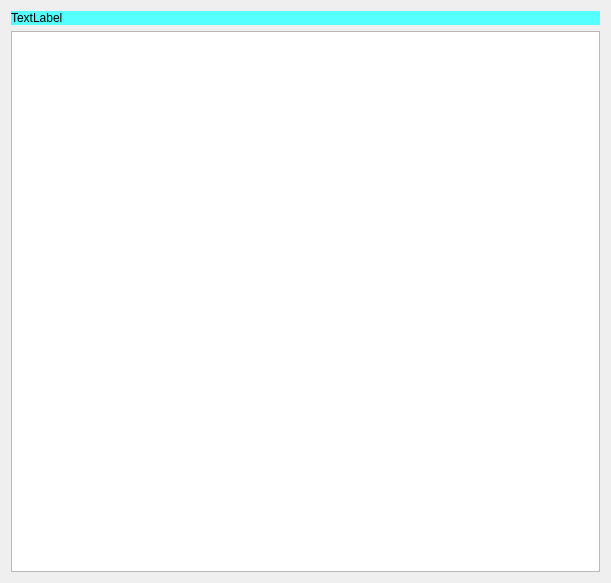
First picture: the form in Learn/Font/Widget.ui, repository huangjxbq/VisualStudio2017, before the edit.
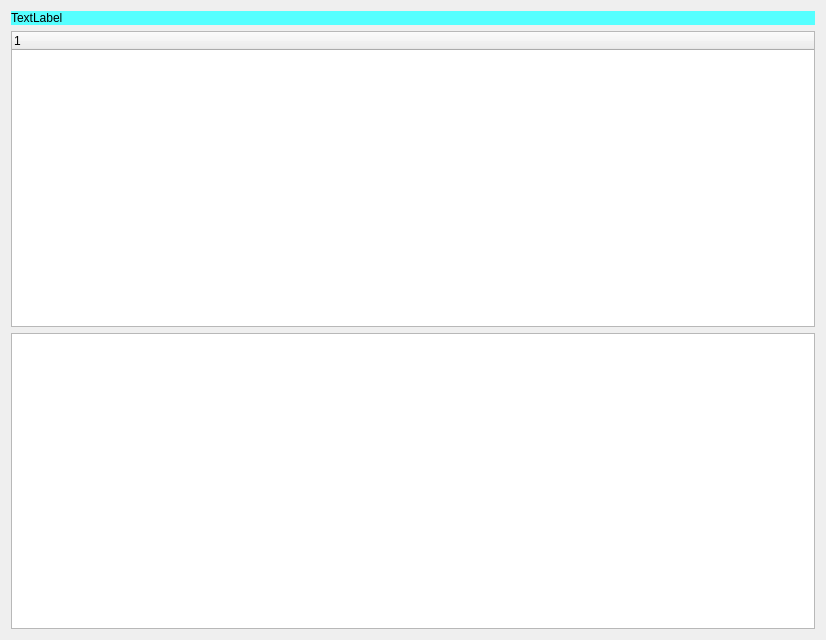
Second picture: the form after the edit.

```diff
--- a/Learn/Font/Widget.ui
+++ b/Learn/Font/Widget.ui
@@ -6,8 +6,8 @@
    <rect>
     <x>0</x>
     <y>0</y>
-    <width>611</width>
-    <height>583</height>
+    <width>826</width>
+    <height>640</height>
    </rect>
   </property>
   <property name="windowTitle">
@@ -24,6 +24,15 @@
      </property>
     </widget>
    </item>
+   <item>
+    <widget class="QTreeWidget" name="treeWidget">
+     <column>
+      <property name="text">
+       <string notr="true">1</string>
+      </property>
+     </column>
+    </widget>
+   </item>
    <item>
     <widget class="QTableWidget" name="tableWidget"/>
    </item>
```
